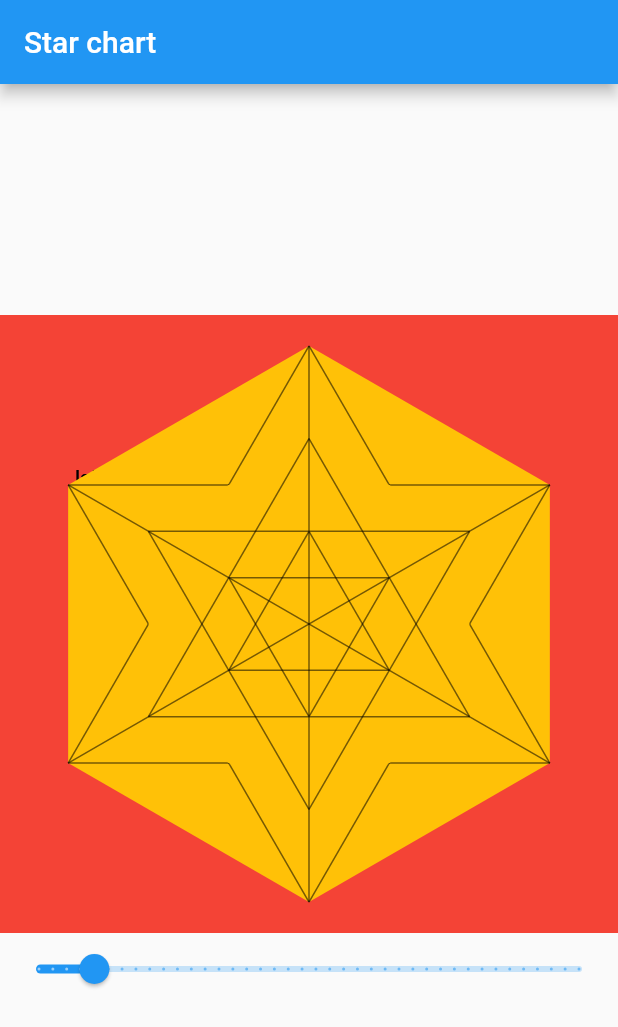
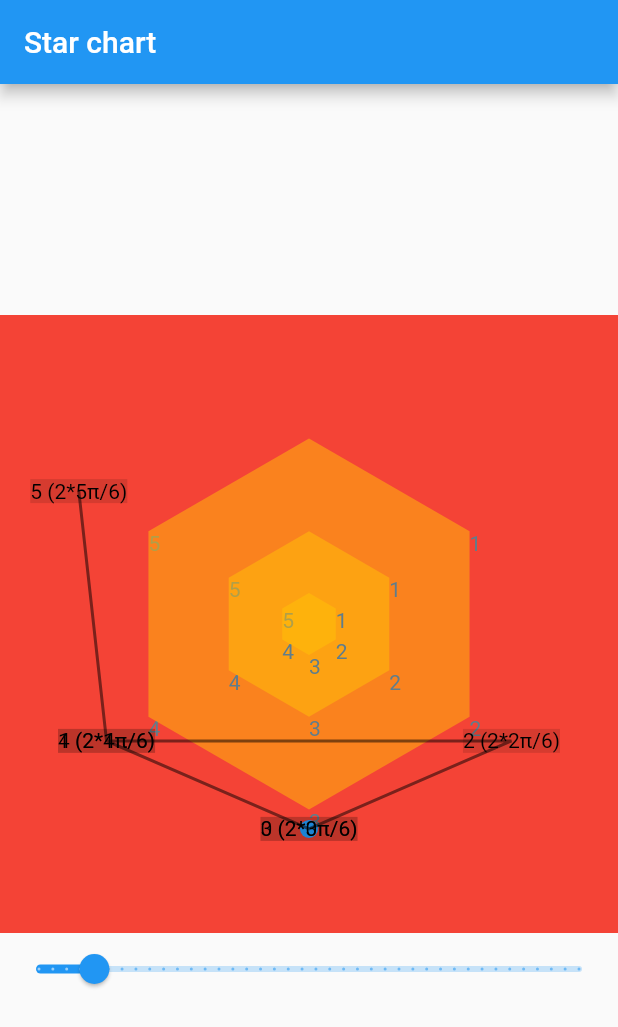
Before and after one commit to OroshiX/star_chart, a Flutter app: the screen it shows after launch, on a phone screen of 412 x 824 dp. Shown: the top 1027 px of the screen. Run offline on Flutter 3.47's test engine with Material 2 defaults, Android fonts, the phone set to English and light mode, and no system bars.

Commit message:
Only draw diagonals if we want them, labels started, different levels in percent (parameterize)

```diff
--- a/example/lib/main.dart
+++ b/example/lib/main.dart
@@ -62,7 +62,7 @@ class _RadarScreenState extends State<RadarScreen> {
         child: Column(
           mainAxisAlignment: MainAxisAlignment.center,
           children: [
-            StarChart(sides: _sides),
+            StarChart(sides: _sides, percent: [0.1,0.3,0.6],),
             Slider(
               value: _sides.toDouble(),
               onChanged: (value) {
--- a/lib/painter/paint_radar_background.dart
+++ b/lib/painter/paint_radar_background.dart
@@ -6,15 +6,17 @@ import 'package:flutter/rendering.dart';
 class PaintRadarBackground extends CustomPainter {
   final int n;
   final Paint painter = Paint()
-    ..color = Colors.amber
+    ..color = Colors.amber.withOpacity(0.5)
     ..style = PaintingStyle.fill;
   final Paint paintLines = Paint()
     ..color = Colors.black54
     ..strokeWidth = 1
     ..style = PaintingStyle.stroke;
+  final bool drawLinesInside;
   final List<double> xs, ys;
   final double initialAngle;
-  PaintRadarBackground(this.n, {this.initialAngle = pi / 2})
+  PaintRadarBackground(this.n,
+      {this.initialAngle = pi / 2, this.drawLinesInside = false})
       : xs = [1],
         ys = [0] {
     for (var k = 1; k < n; k++) {
@@ -29,14 +31,22 @@ class PaintRadarBackground extends CustomPainter {
     path.moveTo(r * xs.first, r * ys.first);
     for (var k = 1; k < n; k++) {
       path.lineTo(r * xs[k], r * ys[k]);
+      var textSpan =
+          TextSpan(text: "$k", style: TextStyle(color: Colors.blueGrey));
+      var textPainter =
+          TextPainter(text: textSpan, textDirection: TextDirection.ltr);
+      textPainter.layout();
+      textPainter.paint(canvas, Offset(r * xs[k], r * ys[k]));
     }
     path.close();
     canvas.drawPath(path, painter);
-    for (var k = 0; k < n - 1; k++) {
-      for (var j = k + 2; j <= n - 1; j++) {
-        if (k == 0 && j == n - 1) continue;
-        canvas.drawLine(Offset(r * xs[k], r * ys[k]),
-            Offset(r * xs[j], r * ys[j]), paintLines);
+    if (drawLinesInside) {
+      for (var k = 0; k < n - 1; k++) {
+        for (var j = k + 2; j <= n - 1; j++) {
+          if (k == 0 && j == n - 1) continue;
+          canvas.drawLine(Offset(r * xs[k], r * ys[k]),
+              Offset(r * xs[j], r * ys[j]), paintLines);
+        }
       }
     }
   }
--- a/lib/painter/paint_radar_labels.dart
+++ b/lib/painter/paint_radar_labels.dart
@@ -1,28 +1,81 @@
+import 'dart:math';
+
 import 'package:flutter/material.dart';
 import 'package:flutter/rendering.dart';
 
 class PaintRadarLabels extends CustomPainter {
   List<String> labels;
   double r;
-  PaintRadarLabels(this.r, this.labels);
+  final int n;
+  final double magnitude;
+  final double miniOutsideRectangle;
+  final double initialAngle;
+  final Color color;
+  PaintRadarLabels(
+    this.r,
+    this.labels, {
+    this.magnitude = 15,
+    this.miniOutsideRectangle = 5,
+    this.color = Colors.black,
+    this.initialAngle = pi / 2,
+  }) : this.n = labels.length;
 
   @override
   void paint(Canvas canvas, Size size) {
-    // TODO: implement paint
+    Path path = Path();
 
-    for (int i = 0; i < labels.length; i++) {
-      var textSpan =
-          TextSpan(text: labels[i], style: TextStyle(color: Colors.black54));
+    for (int k = 0; k < labels.length; k++) {
+      double alpha = 2 * k * pi / n;
+      var textSpan = TextSpan(
+        text: labels[k] + " (2*$kπ/$n)",
+        style: TextStyle(color: color),
+      );
       final textPainter = TextPainter(
         text: textSpan,
+        textAlign: TextAlign.center,
         textDirection: TextDirection.ltr,
       );
-      final offset = Offset(50, 100);
       textPainter.layout();
       var L = textPainter.width;
       var l = textPainter.height;
-      textPainter.paint(canvas, offset);
+      print("l: $l, L = $L");
+      var distOutRect =
+          miniOutsideRectangle + (magnitude / 2) * (1 - cos(4 * alpha));
+      if (alpha > 3 * pi / 2) {
+//        alpha = alpha - 2 * pi;
+      }
+      // if alpha is above the middle of the rectangle: (alpha not between [-pi/2 ; pi/2])
+      if (alpha >= pi / 2 || alpha <= -pi / 2) {
+        alpha = alpha - pi;
+      }
+      // Calculate distance inside rectangle (distInRect)
+      double distInRect;
+      if (alpha.abs() < atan2(L, l)) {
+        // if the incidence point is in the width of the text rectangle (L)
+        distInRect = l / (2 * cos(alpha));
+      } else {
+        // The incidence point is in the height of the text rectangle (l)
+        distInRect = L / (2 * sin(alpha));
+      }
+      final rho = r + distOutRect + distInRect;
+      final offset = Offset(size.width / 2 + rho * cos(alpha + initialAngle),
+          size.height / 2 + rho * sin(alpha + initialAngle));
+      canvas.drawRect(Rect.fromCenter(center: offset, height: l, width: L),
+          Paint()..color = Colors.black12);
+      if (k == 0) {
+        canvas.drawCircle(offset, 6, Paint()..color = Colors.blue);
+        path.moveTo(offset.dx, offset.dy);
+      } else {
+        path.lineTo(offset.dx, offset.dy);
+      }
+      textPainter.paint(canvas, offset + Offset(-L / 2, -l / 2));
     }
+    canvas.drawPath(
+        path,
+        Paint()
+          ..color = color.withOpacity(0.5)
+          ..style = PaintingStyle.stroke
+          ..strokeWidth = 2);
   }
 
   @override
--- a/lib/star_chart.dart
+++ b/lib/star_chart.dart
@@ -8,8 +8,16 @@ import 'package:star_chart/painter/paint_radar_labels.dart';
 
 class StarChart extends StatelessWidget {
   final int sides;
+  final Iterable<double> _percent;
+  final Color labelColor;
 
-  const StarChart({Key key, this.sides}) : super(key: key);
+  StarChart(
+      {Key key,
+      this.sides,
+      List<double> percent,
+      this.labelColor = Colors.black})
+      : _percent = ((percent ?? [0.9, 0.6, 0.3])..sort()).reversed,
+        super(key: key);
   @override
   Widget build(BuildContext context) {
     return LayoutBuilder(
@@ -22,20 +30,11 @@ class StarChart extends StatelessWidget {
             height: sideLength,
             child: Stack(
               children: [
+                for (var p in _percent)
                   Center(
                     child: FractionallySizedBox(
-                    heightFactor: 1,
-                    widthFactor: 1,
-                    child: CustomPaint(
-                      painter: PaintRadarLabels(sideLength,
-                          List.generate(sides, (index) => "label $index")),
-                    ),
-                  ),
-                ),
-                Center(
-                  child: FractionallySizedBox(
-                    heightFactor: 0.9,
-                    widthFactor: 0.9,
+                      heightFactor: p,
+                      widthFactor: p,
                       alignment: Alignment.center,
                       child: CustomPaint(
                         painter: PaintRadarBackground(sides),
@@ -44,21 +43,14 @@ class StarChart extends StatelessWidget {
                   ),
                 Center(
                   child: FractionallySizedBox(
-                    heightFactor: 0.6,
-                    widthFactor: 0.6,
-                    alignment: Alignment.center,
+                    heightFactor: 1,
+                    widthFactor: 1,
                     child: CustomPaint(
-                      painter: PaintRadarBackground(sides),
+                      painter: PaintRadarLabels(
+                        sideLength * _percent.first / 2,
+                        List.generate(sides, (index) => "$index"),
+                        color: labelColor,
                       ),
-                  ),
-                ),
-                Center(
-                  child: FractionallySizedBox(
-                    alignment: Alignment.center,
-                    heightFactor: 0.3,
-                    widthFactor: 0.3,
-                    child: CustomPaint(
-                      painter: PaintRadarBackground(sides),
                     ),
                   ),
                 ),
```
Lines whose indentation alone changed are shown as unchanged.
